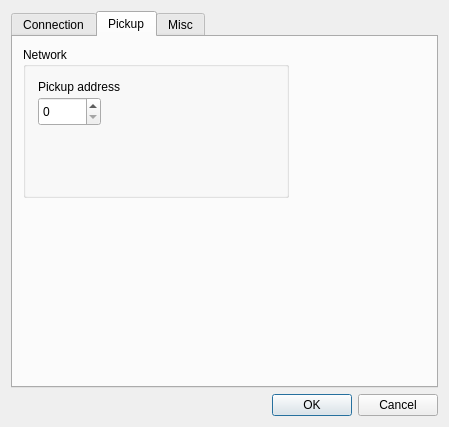
Old version of the form c/openASC_PowerMeter/setupdialog.ui in the repository thegeek82000/openasc.
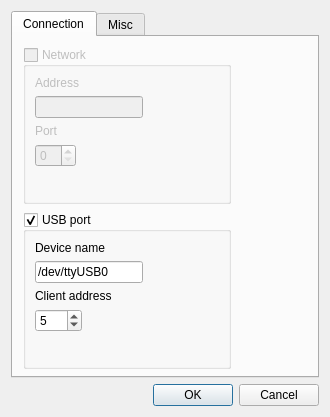
New version of the form. The open tabs and pages were chosen to show the change.

Diff of the .ui file:
```diff
--- a/c/openASC_PowerMeter/setupdialog.ui
+++ b/c/openASC_PowerMeter/setupdialog.ui
@@ -6,8 +6,8 @@
    <rect>
     <x>0</x>
     <y>0</y>
-    <width>449</width>
-    <height>427</height>
+    <width>330</width>
+    <height>417</height>
    </rect>
   </property>
   <property name="windowTitle">
@@ -27,6 +27,9 @@
        <string>Connection</string>
       </attribute>
       <widget class="QGroupBox" name="groupBoxNetwork">
+       <property name="enabled">
+        <bool>false</bool>
+       </property>
        <property name="geometry">
         <rect>
          <x>10</x>
@@ -41,6 +44,9 @@
        <property name="checkable">
         <bool>true</bool>
        </property>
+       <property name="checked">
+        <bool>false</bool>
+       </property>
        <layout class="QVBoxLayout" name="verticalLayout_3">
         <item>
          <layout class="QFormLayout" name="formLayout">
@@ -108,7 +114,7 @@
            </widget>
           </item>
           <item row="3" column="0">
-           <widget class="QSpinBox" name="spinBoxBusPort">
+           <widget class="QSpinBox" name="spinBoxPickupAddress">
             <property name="minimum">
              <number>1</number>
             </property>
@@ -125,47 +131,6 @@
        </layout>
       </widget>
      </widget>
-     <widget class="QWidget" name="tabPickup">
-      <attribute name="title">
-       <string>Pickup</string>
-      </attribute>
-      <widget class="QGroupBox" name="groupBoxPickupNetwork">
-       <property name="geometry">
-        <rect>
-         <x>10</x>
-         <y>10</y>
-         <width>266</width>
-         <height>151</height>
-        </rect>
-       </property>
-       <property name="title">
-        <string>Network</string>
-       </property>
-       <widget class="QLabel" name="labelPickupAddress">
-        <property name="geometry">
-         <rect>
-          <x>15</x>
-          <y>30</y>
-          <width>116</width>
-          <height>19</height>
-         </rect>
-        </property>
-        <property name="text">
-         <string>Pickup address</string>
-        </property>
-       </widget>
-       <widget class="QSpinBox" name="spinBoxPickupAddress">
-        <property name="geometry">
-         <rect>
-          <x>15</x>
-          <y>50</y>
-          <width>63</width>
-          <height>29</height>
-         </rect>
-        </property>
-       </widget>
-      </widget>
-     </widget>
      <widget class="QWidget" name="tabMisc">
       <attribute name="title">
        <string>Misc</string>
@@ -327,14 +292,35 @@
     </widget>
    </item>
    <item>
-    <widget class="QDialogButtonBox" name="buttonBox">
-     <property name="orientation">
-      <enum>Qt::Horizontal</enum>
-     </property>
-     <property name="standardButtons">
-      <set>QDialogButtonBox::Cancel|QDialogButtonBox::Ok</set>
-     </property>
-    </widget>
+    <layout class="QHBoxLayout" name="horizontalLayout">
+     <item>
+      <spacer name="horizontalSpacer">
+       <property name="orientation">
+        <enum>Qt::Horizontal</enum>
+       </property>
+       <property name="sizeHint" stdset="0">
+        <size>
+         <width>40</width>
+         <height>20</height>
+        </size>
+       </property>
+      </spacer>
+     </item>
+     <item>
+      <widget class="QPushButton" name="pushButtonOK">
+       <property name="text">
+        <string>OK</string>
+       </property>
+      </widget>
+     </item>
+     <item>
+      <widget class="QPushButton" name="pushButtonCancel">
+       <property name="text">
+        <string>Cancel</string>
+       </property>
+      </widget>
+     </item>
+    </layout>
    </item>
   </layout>
  </widget>
```
Left out of the diff: 42 changed lines with no effect on the pictures.
